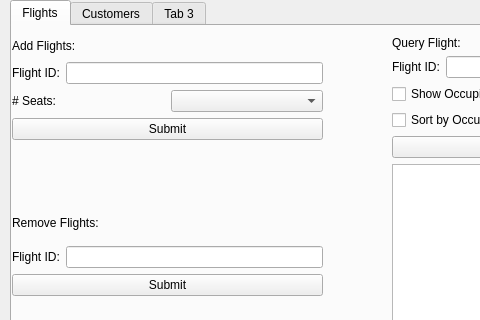
This is mainwindow.ui in SplittyFyre/ICS4UFinal as Qt 5 draws it before an edit; both pictures show x 0 to 480 and y 0 to 320 of the 800 by 600 pixel window. The edited form follows.
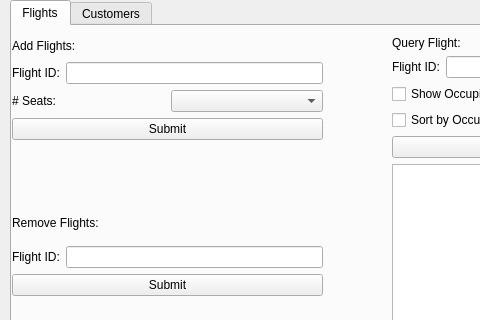
This is the edited form.

```diff
--- a/mainwindow.ui
+++ b/mainwindow.ui
@@ -381,11 +381,6 @@
       </layout>
      </widget>
     </widget>
-    <widget class="QWidget" name="tab_3">
-     <attribute name="title">
-      <string>Tab 3</string>
-     </attribute>
-    </widget>
    </widget>
   </widget>
   <widget class="QMenuBar" name="menubar">
```
Left out of the diff: 6 changed lines with no effect on the pictures.
